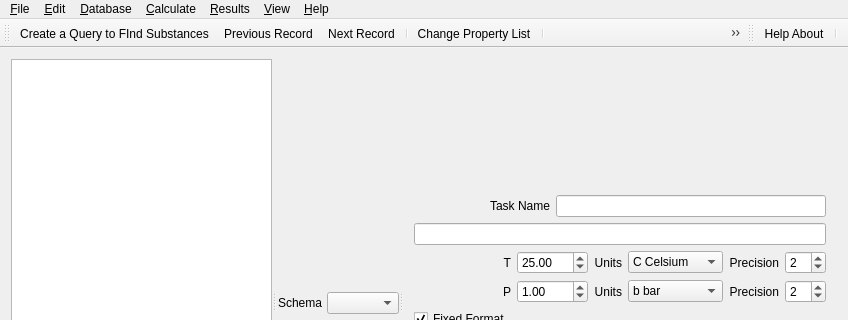
Qt form gui/src/ThermoFunWidget.ui (thermohub/thermofun) before a commit; both pictures show x 0 to 848 and y 0 to 320 of the 848 by 575 pixel window.
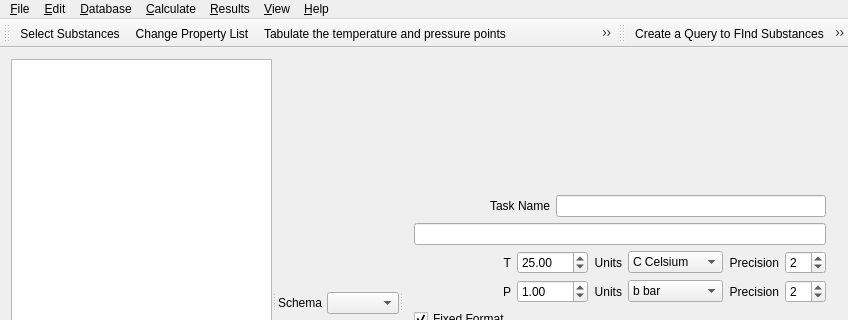
The same form after that commit. Icons and pictures are not drawn.

Commit message: Changes to icons toolbar

Diff of the .ui file:
```diff
--- a/gui/src/ThermoFunWidget.ui
+++ b/gui/src/ThermoFunWidget.ui
@@ -444,14 +444,11 @@
    <attribute name="toolBarBreak">
     <bool>false</bool>
    </attribute>
-   <addaction name="actionSearch"/>
-   <addaction name="actionPrevious_Record"/>
-   <addaction name="actionNext_Record"/>
-   <addaction name="separator"/>
+   <addaction name="actionSelectSubstances"/>
    <addaction name="actionChange_Property_list"/>
-   <addaction name="separator"/>
-   <addaction name="actionCalculate_Properties"/>
    <addaction name="actionCalculate_TP"/>
+   <addaction name="actionCalculate_Properties"/>
+   <addaction name="separator"/>
    <addaction name="actionShow_Results"/>
   </widget>
   <widget class="QToolBar" name="nameToolBar">
@@ -464,6 +461,10 @@
    <attribute name="toolBarBreak">
     <bool>false</bool>
    </attribute>
+   <addaction name="actionSearch"/>
+   <addaction name="actionPrevious_Record"/>
+   <addaction name="actionNext_Record"/>
+   <addaction name="separator"/>
    <addaction name="action_Help_About"/>
    <addaction name="separator"/>
   </widget>
@@ -630,7 +631,7 @@
      <normaloff>:/menu/Icons/DatabaseFunctionIcon24.png</normaloff>:/menu/Icons/DatabaseFunctionIcon24.png</iconset>
    </property>
    <property name="text">
-    <string>Select Substances and Tabulate their &amp;Properties</string>
+    <string>Calculate &amp;Properties</string>
    </property>
   </action>
   <action name="actionCalculate_TP">
@@ -639,7 +640,7 @@
      <normaloff>:/menu/Icons/RTparmModuleIcon24.png</normaloff>:/menu/Icons/RTparmModuleIcon24.png</iconset>
    </property>
    <property name="text">
-    <string>&amp;Tabulate properties of substance(s) as f(T,P)</string>
+    <string>&amp;Tabulate the temperature and pressure points</string>
    </property>
   </action>
   <action name="actionShow_Results">
@@ -709,6 +710,18 @@
     <string>&amp;Show Table with Results in CSV Widget ...</string>
    </property>
   </action>
+  <action name="actionSelectSubstances">
+   <property name="icon">
+    <iconset resource="../ThermoFun.qrc">
+     <normaloff>:/menu/Icons/ComposModuleIcon24.png</normaloff>:/menu/Icons/ComposModuleIcon24.png</iconset>
+   </property>
+   <property name="text">
+    <string>&amp;Select Substances</string>
+   </property>
+   <property name="toolTip">
+    <string>Select substances from the database</string>
+   </property>
+  </action>
  </widget>
  <layoutdefault spacing="6" margin="11"/>
  <resources>
```
Left out of the diff: 4 changed lines with no effect on the pictures. The commit also changes 1 other file.
